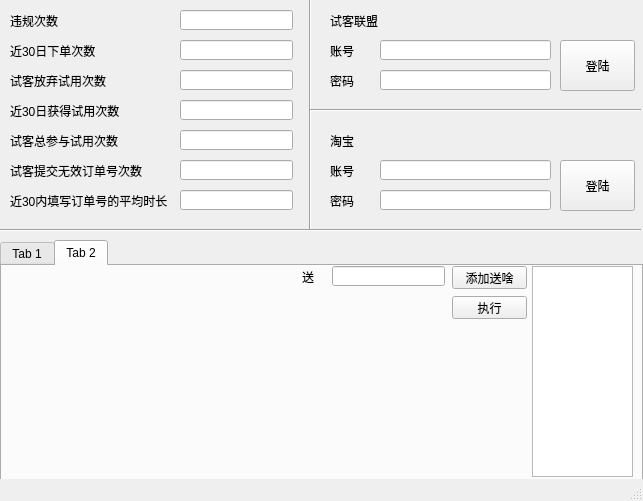
Before: the Qt Designer form src/ui/main.ui in limpair/sktb_automation, drawn with Qt 5.
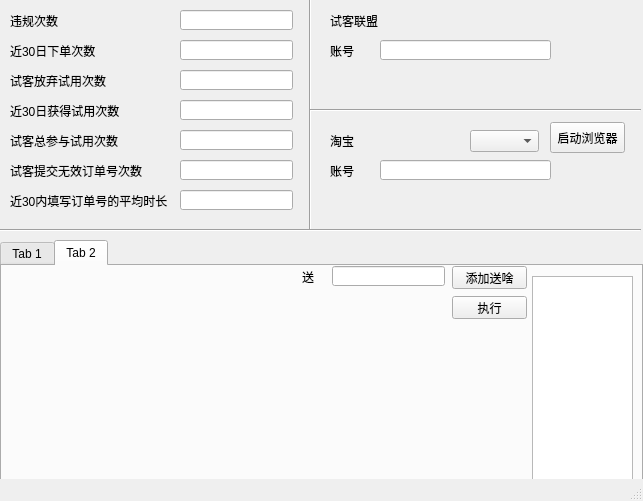
After: the same form once the commit is applied. Icons and pictures are not drawn.

Diff of the .ui file:
```diff
--- a/src/ui/main.ui
+++ b/src/ui/main.ui
@@ -231,19 +231,6 @@
      <string>账号</string>
     </property>
    </widget>
-   <widget class="QLabel" name="shikeePasswordLabel">
-    <property name="geometry">
-     <rect>
-      <x>330</x>
-      <y>70</y>
-      <width>31</width>
-      <height>21</height>
-     </rect>
-    </property>
-    <property name="text">
-     <string>密码</string>
-    </property>
-   </widget>
    <widget class="QLabel" name="taobaoLabel">
     <property name="geometry">
      <rect>
@@ -270,19 +257,6 @@
      <string>账号</string>
     </property>
    </widget>
-   <widget class="QLabel" name="taobaoPasswordLabel">
-    <property name="geometry">
-     <rect>
-      <x>330</x>
-      <y>190</y>
-      <width>31</width>
-      <height>21</height>
-     </rect>
-    </property>
-    <property name="text">
-     <string>密码</string>
-    </property>
-   </widget>
    <widget class="Line" name="line_3">
     <property name="geometry">
      <rect>
@@ -306,16 +280,6 @@
      </rect>
     </property>
    </widget>
-   <widget class="QLineEdit" name="ShikeePassword">
-    <property name="geometry">
-     <rect>
-      <x>380</x>
-      <y>70</y>
-      <width>171</width>
-      <height>20</height>
-     </rect>
-    </property>
-   </widget>
    <widget class="QLineEdit" name="TaobaoUserName">
     <property name="geometry">
      <rect>
@@ -326,42 +290,6 @@
      </rect>
     </property>
    </widget>
-   <widget class="QLineEdit" name="TaobaoPassword">
-    <property name="geometry">
-     <rect>
-      <x>380</x>
-      <y>190</y>
-      <width>171</width>
-      <height>20</height>
-     </rect>
-    </property>
-   </widget>
-   <widget class="QPushButton" name="loginShikee">
-    <property name="geometry">
-     <rect>
-      <x>560</x>
-      <y>40</y>
-      <width>75</width>
-      <height>51</height>
-     </rect>
-    </property>
-    <property name="text">
-     <string>登陆</string>
-    </property>
-   </widget>
-   <widget class="QPushButton" name="loginTaobao">
-    <property name="geometry">
-     <rect>
-      <x>560</x>
-      <y>160</y>
-      <width>75</width>
-      <height>51</height>
-     </rect>
-    </property>
-    <property name="text">
-     <string>登陆</string>
-    </property>
-   </widget>
    <widget class="QTabWidget" name="tabWidget">
     <property name="geometry">
      <rect>
@@ -567,7 +495,7 @@
       <property name="geometry">
        <rect>
         <x>530</x>
-        <y>0</y>
+        <y>10</y>
         <width>101</width>
         <height>211</height>
        </rect>
@@ -598,6 +526,29 @@
      </widget>
     </widget>
    </widget>
+   <widget class="QPushButton" name="pushButton">
+    <property name="geometry">
+     <rect>
+      <x>550</x>
+      <y>122</y>
+      <width>75</width>
+      <height>31</height>
+     </rect>
+    </property>
+    <property name="text">
+     <string>启动浏览器</string>
+    </property>
+   </widget>
+   <widget class="QComboBox" name="comboBox">
+    <property name="geometry">
+     <rect>
+      <x>470</x>
+      <y>130</y>
+      <width>69</width>
+      <height>22</height>
+     </rect>
+    </property>
+   </widget>
    <zorder>violationLabel</zorder>
    <zorder>placeAnOrderLabel</zorder>
    <zorder>abandonLabel</zorder>
```
Left out of the diff: 8 changed lines with no effect on the pictures.
